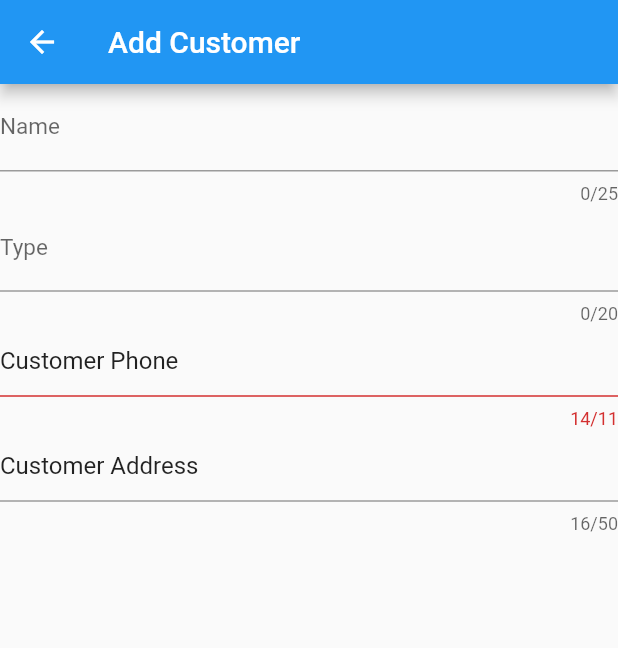
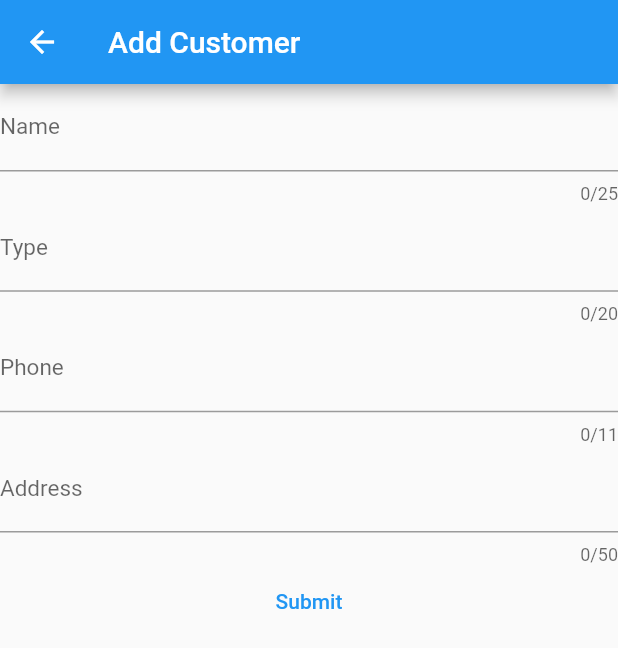
Before and after one commit to Liakot-ali/Flutter-Learn, a Flutter app: the addCustomer screen opened directly, on a phone screen of 412 x 824 dp. Shown: the top 648 px of the screen. Run offline on Flutter 3.47's test engine with Material 2 defaults, Android fonts, the phone set to English and light mode, and no system bars.

Commit message:
change decoration and add submit button

```diff
--- a/lib/add_customer.dart
+++ b/lib/add_customer.dart
@@ -34,15 +34,28 @@ class addCustomer extends StatelessWidget {
               ),
             ),
             TextFormField(
-              initialValue: "Customer Phone",
               maxLength: 11,
               cursorHeight: 17.0,
+              keyboardType: TextInputType.name,
+              decoration: InputDecoration(
+                helperText: "",
+                labelStyle: TextStyle(fontSize: 15.0),
+                labelText: "Phone",
+                hintText: "Customer Phone",
+              ),
             ),
             TextFormField(
-              initialValue: "Customer Address",
               maxLength: 50,
               cursorHeight: 17.0,
+              keyboardType: TextInputType.name,
+              decoration: InputDecoration(
+                helperText: "",
+                labelStyle: TextStyle(fontSize: 15.0),
+                labelText: "Address",
+                hintText: "Customer Address",
+              ),
             ),
+            TextButton(onPressed: (){}, child: Text("Submit"),),
           ],
         ),
       ),
```
